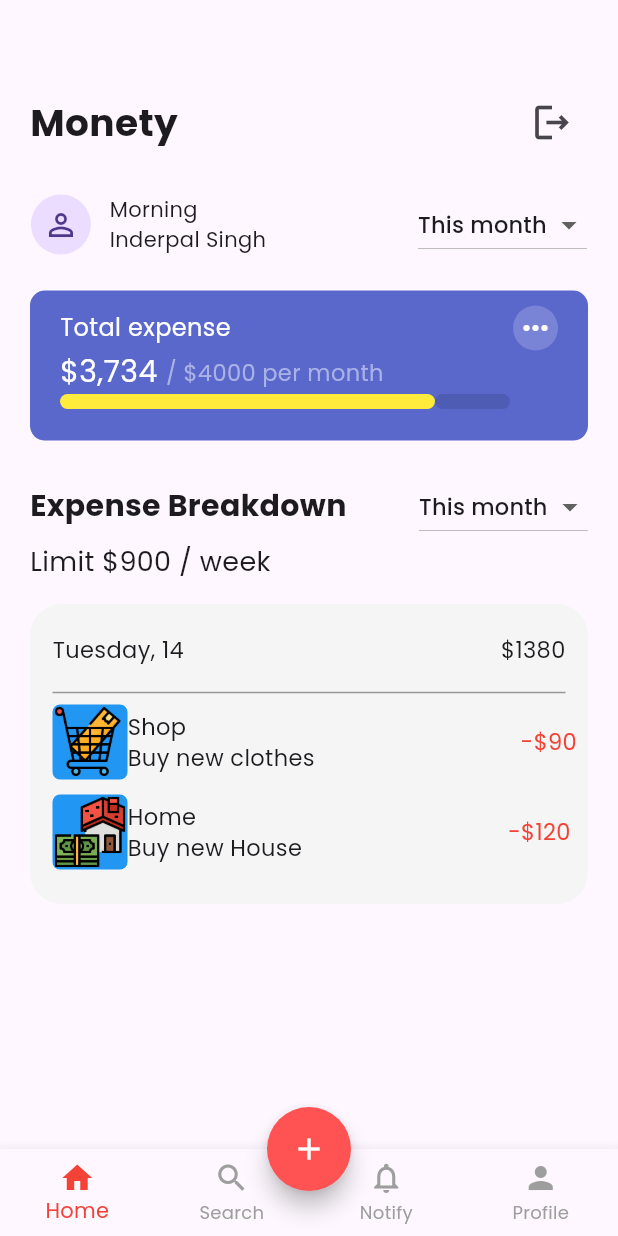
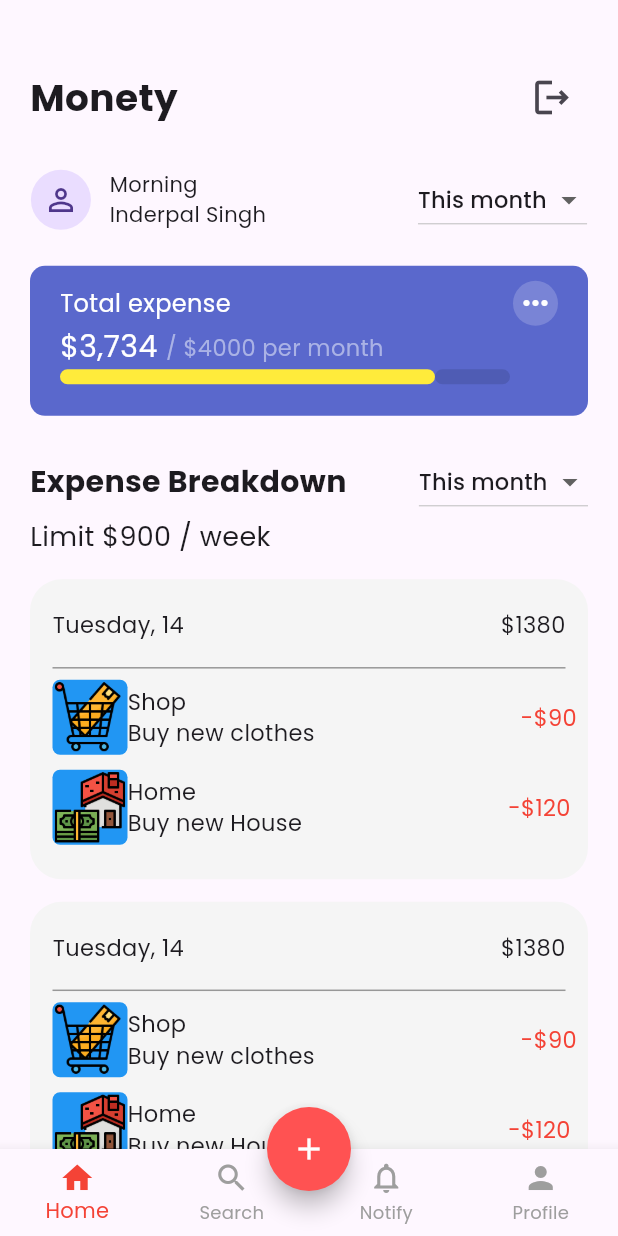
Before and after one commit to inderpalsingh/expense_tracker, a Flutter app: the HomePage screen opened directly, on a phone screen of 412 x 824 dp. Run offline on Flutter 3.47's test engine with Material 3 defaults, Android fonts, the phone set to English and light mode, and no system bars; our stand-ins replace animated_text_kit, flutter_bloc, google_fonts, shared_preferences, sqflite; accounts and stored records are empty.

Commit message:
desgin ready

```diff
--- a/lib/presentation/screens/home_page/home_page.dart
+++ b/lib/presentation/screens/home_page/home_page.dart
@@ -45,7 +45,7 @@ class _HomePageState extends State<HomePage> {
         child: Column(
         children: [
           Container(
-            padding: EdgeInsets.only(top: MediaQuery.of(context).size.height * 0.07),
+            padding: EdgeInsets.only(top: MediaQuery.of(context).size.height * 0.05),
             child: Row(
               mainAxisAlignment: MainAxisAlignment.spaceBetween,
               children: [
@@ -238,8 +238,85 @@ class _HomePageState extends State<HomePage> {
             ),
           ),
           const SizedBox(height: 15),
+          Container(
+            height: 200,
+            decoration: BoxDecoration(
+              color: Colors.grey.shade100,
+              borderRadius: BorderRadius.circular(21)
+            ),
+            child: Padding(
+              padding: const EdgeInsets.all(15.0),
+              child: Column(
+                children: [
+                  const SizedBox(height: 5),
+                  const Row(
+                    mainAxisAlignment: MainAxisAlignment.spaceBetween,
+                    children: [
+
+                      Text('Tuesday, 14',style: TextStyle(fontSize: 15)),
+                      Text('\$1380',style: TextStyle(fontSize: 15)),
+                    ],
+                  ),
+                  const SizedBox(height: 10),
+                  const Divider(color: Colors.black38),
+                  Row(
+                    mainAxisAlignment: MainAxisAlignment.spaceBetween,
+                    children: [
+                      Container(
+                        width: 50,
+                        height: 50,
+                        decoration: BoxDecoration( color: Colors.blue.shade500,borderRadius: BorderRadius.circular(5)),
+                          child: Image.asset('assets/icons/shopping_cart.png', width: 40, height: 30),
+
+                      ),
+                      Padding(
+                        padding: EdgeInsets.only(right: MediaQuery.of(context).size.width / 3),
+                        child: Column(
+                          crossAxisAlignment: CrossAxisAlignment.start,
+                          children: [
+                            Text('Shop',style: TextStyle(fontSize: 15)),
+                            Text('Buy new clothes',style: TextStyle(fontSize: 15))
+                          ],
+                        ),
+                      ),
+                      Container(
+                        child: Text('-\$90',style: TextStyle(fontSize: 15, color: Colors.red)),
+                      )
+                    ],
+                  ),
+                  const SizedBox(height: 10),
+                  Row(
+                    mainAxisAlignment: MainAxisAlignment.spaceBetween,
+                    children: [
+                      Container(
+                        width: 50,
+                        height: 50,
+                        decoration: BoxDecoration( color: Colors.blue.shade500,borderRadius: BorderRadius.circular(5)),
+                        child: Image.asset('assets/icons/mortgage.png', width: 40, height: 30),
+
+                      ),
+                      Padding(
+                        padding: EdgeInsets.only(right: MediaQuery.of(context).size.width / 3),
+                        child: Column(
+                          crossAxisAlignment: CrossAxisAlignment.start,
+                          children: [
+                            Text('Home',style: TextStyle(fontSize: 15)),
+                            Text('Buy new House',style: TextStyle(fontSize: 15))
+                          ],
+                        ),
+                      ),
+                      Container(
+                        child: Text('-\$120',style: TextStyle(fontSize: 15, color: Colors.red)),
+                      )
+                    ],
+                  )
+                ],
+              ),
+            ),
+          ),
+
         ],
-      ),
+              ),
     ),
       bottomNavigationBar: BottomNavigationBar(
         type: BottomNavigationBarType.fixed,
--- a/pubspec.yaml
+++ b/pubspec.yaml
@@ -53,7 +53,7 @@ dev_dependencies:
   # activated in the `analysis_options.yaml` file located at the root of your
   # package. See that file for information about deactivating specific lint
   # rules and activating additional ones.
-  flutter_lints: ^3.0.0
+  flutter_lints: ^4.0.0
 
 # For information on the generic Dart part of this file, see the
 # following page: https://dart.dev/tools/pub/pubspec
```
